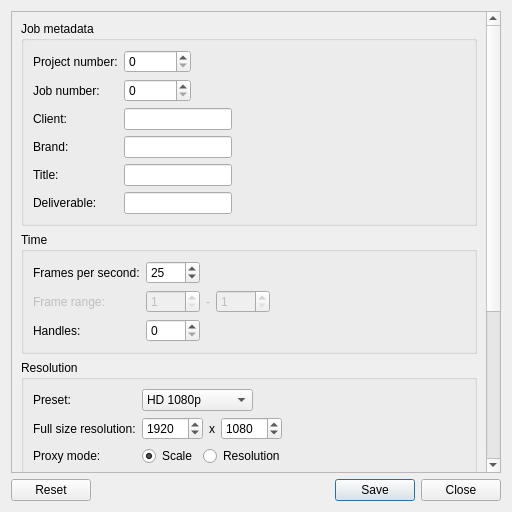
Qt form core/tools/icAdmin/job_settings_ui.ui (mjbonnington/icarus-gps) before a commit.
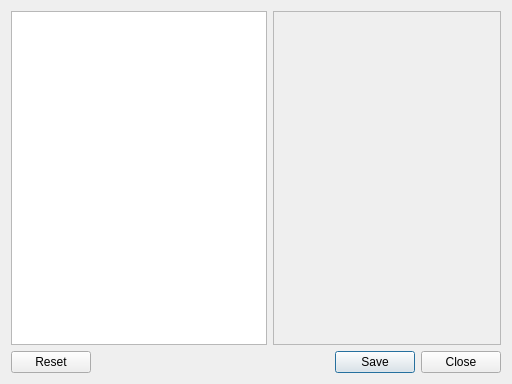
The same form after that commit.

Commit message: WIP: dynamic job settings dialog and XML-based job data

The edit to the form file:
```diff
--- a/core/tools/icAdmin/job_settings_ui.ui
+++ b/core/tools/icAdmin/job_settings_ui.ui
@@ -7,7 +7,7 @@
     <x>0</x>
     <y>0</y>
     <width>512</width>
-    <height>512</height>
+    <height>384</height>
    </rect>
   </property>
   <property name="windowTitle">
@@ -15,545 +15,61 @@
   </property>
   <layout class="QVBoxLayout" name="verticalLayout">
    <item>
-    <widget class="QScrollArea" name="jobProperties_scrollArea">
-     <property name="enabled">
-      <bool>true</bool>
-     </property>
-     <property name="sizePolicy">
-      <sizepolicy hsizetype="Expanding" vsizetype="Expanding">
-       <horstretch>0</horstretch>
-       <verstretch>0</verstretch>
-      </sizepolicy>
-     </property>
-     <property name="styleSheet">
-      <string notr="true"/>
-     </property>
-     <property name="widgetResizable">
-      <bool>true</bool>
-     </property>
-     <property name="alignment">
-      <set>Qt::AlignLeading|Qt::AlignLeft|Qt::AlignTop</set>
-     </property>
-     <property name="noBackground" stdset="0">
-      <bool>true</bool>
-     </property>
-     <widget class="QWidget" name="jobProperties_scrollAreaWidgetContents">
-      <property name="geometry">
-       <rect>
-        <x>0</x>
-        <y>-61</y>
-        <width>471</width>
-        <height>763</height>
-       </rect>
-      </property>
-      <layout class="QVBoxLayout" name="verticalLayout_2">
-       <item>
-        <widget class="QGroupBox" name="job_groupBox">
-         <property name="sizePolicy">
-          <sizepolicy hsizetype="Preferred" vsizetype="Maximum">
-           <horstretch>0</horstretch>
-           <verstretch>0</verstretch>
-          </sizepolicy>
+    <layout class="QHBoxLayout" name="horizontalLayout">
+     <item>
+      <widget class="QListWidget" name="categories_listWidget">
+       <property name="sizePolicy">
+        <sizepolicy hsizetype="Maximum" vsizetype="Expanding">
+         <horstretch>0</horstretch>
+         <verstretch>0</verstretch>
+        </sizepolicy>
+       </property>
+      </widget>
+     </item>
+     <item>
+      <widget class="QScrollArea" name="settings_scrollArea">
+       <property name="enabled">
+        <bool>true</bool>
+       </property>
+       <property name="sizePolicy">
+        <sizepolicy hsizetype="Expanding" vsizetype="Expanding">
+         <horstretch>0</horstretch>
+         <verstretch>0</verstretch>
+        </sizepolicy>
+       </property>
+       <property name="styleSheet">
+        <string notr="true"/>
+       </property>
+       <property name="widgetResizable">
+        <bool>true</bool>
+       </property>
+       <property name="alignment">
+        <set>Qt::AlignLeading|Qt::AlignLeft|Qt::AlignTop</set>
+       </property>
+       <property name="noBackground" stdset="0">
+        <bool>true</bool>
+       </property>
+       <widget class="QWidget" name="settings_scrollAreaWidgetContents">
+        <property name="geometry">
+         <rect>
+          <x>0</x>
+          <y>0</y>
+          <width>286</width>
+          <height>316</height>
+         </rect>
+        </property>
+        <layout class="QVBoxLayout" name="verticalLayout_2">
+         <property name="margin">
+          <number>0</number>
          </property>
-         <property name="title">
-          <string>Job metadata</string>
-         </property>
-         <layout class="QFormLayout" name="formLayout">
-          <property name="fieldGrowthPolicy">
-           <enum>QFormLayout::FieldsStayAtSizeHint</enum>
-          </property>
-          <item row="0" column="0">
-           <widget class="QLabel" name="projNum_label">
-            <property name="text">
-             <string>Project number:</string>
-            </property>
-           </widget>
-          </item>
-          <item row="0" column="1">
-           <widget class="QSpinBox" name="projNum_spinBox">
-            <property name="sizePolicy">
-             <sizepolicy hsizetype="Expanding" vsizetype="Fixed">
-              <horstretch>0</horstretch>
-              <verstretch>0</verstretch>
-             </sizepolicy>
-            </property>
-            <property name="minimum">
-             <number>0</number>
-            </property>
-            <property name="maximum">
-             <number>999999</number>
-            </property>
-            <property name="value">
-             <number>0</number>
-            </property>
-           </widget>
-          </item>
-          <item row="1" column="0">
-           <widget class="QLabel" name="jobNum_label">
-            <property name="text">
-             <string>Job number:</string>
-            </property>
-           </widget>
-          </item>
-          <item row="1" column="1">
-           <widget class="QSpinBox" name="jobNum_spinBox">
-            <property name="sizePolicy">
-             <sizepolicy hsizetype="Expanding" vsizetype="Fixed">
-              <horstretch>0</horstretch>
-              <verstretch>0</verstretch>
-             </sizepolicy>
-            </property>
-            <property name="minimum">
-             <number>0</number>
-            </property>
-            <property name="maximum">
-             <number>9999999</number>
-            </property>
-            <property name="value">
-             <number>0</number>
-            </property>
-           </widget>
-          </item>
-          <item row="2" column="1">
-           <widget class="QLineEdit" name="client_lineEdit"/>
-          </item>
-          <item row="3" column="0">
-           <widget class="QLabel" name="brand_label">
-            <property name="text">
-             <string>Brand:</string>
-            </property>
-           </widget>
-          </item>
-          <item row="3" column="1">
-           <widget class="QLineEdit" name="brand_lineEdit"/>
-          </item>
-          <item row="4" column="0">
-           <widget class="QLabel" name="title_label">
-            <property name="text">
-             <string>Title:</string>
-            </property>
-           </widget>
-          </item>
-          <item row="5" column="0">
-           <widget class="QLabel" name="deliverable_label">
-            <property name="text">
-             <string>Deliverable:</string>
-            </property>
-           </widget>
-          </item>
-          <item row="2" column="0">
-           <widget class="QLabel" name="client_label">
-            <property name="text">
-             <string>Client:</string>
-            </property>
-           </widget>
-          </item>
-          <item row="4" column="1">
-           <widget class="QLineEdit" name="title_lineEdit"/>
-          </item>
-          <item row="5" column="1">
-           <widget class="QLineEdit" name="deliverable_lineEdit"/>
-          </item>
-         </layout>
-        </widget>
-       </item>
-       <item>
-        <widget class="QGroupBox" name="time_groupBox">
-         <property name="sizePolicy">
-          <sizepolicy hsizetype="Preferred" vsizetype="Maximum">
-           <horstretch>0</horstretch>
-           <verstretch>0</verstretch>
-          </sizepolicy>
-         </property>
-         <property name="title">
-          <string>Time</string>
-         </property>
-         <layout class="QFormLayout" name="formLayout_4">
-          <property name="fieldGrowthPolicy">
-           <enum>QFormLayout::ExpandingFieldsGrow</enum>
-          </property>
-          <item row="0" column="0">
-           <widget class="QLabel" name="fps_label">
-            <property name="text">
-             <string>Frames per second:</string>
-            </property>
-           </widget>
-          </item>
-          <item row="0" column="1">
-           <widget class="QSpinBox" name="fps_spinBox">
-            <property name="minimum">
-             <number>1</number>
-            </property>
-            <property name="maximum">
-             <number>9999</number>
-            </property>
-            <property name="value">
-             <number>25</number>
-            </property>
-           </widget>
-          </item>
-          <item row="1" column="0">
-           <widget class="QLabel" name="range_label">
-            <property name="enabled">
-             <bool>false</bool>
-            </property>
-            <property name="text">
-             <string>Frame range:</string>
-            </property>
-           </widget>
-          </item>
-          <item row="1" column="1">
-           <layout class="QHBoxLayout" name="range_horizontalLayout">
-            <item>
-             <widget class="QSpinBox" name="rangeStart_spinBox">
-              <property name="enabled">
-               <bool>false</bool>
-              </property>
-              <property name="minimum">
-               <number>1</number>
-              </property>
-              <property name="maximum">
-               <number>9999</number>
-              </property>
-              <property name="value">
-               <number>1</number>
-              </property>
-             </widget>
-            </item>
-            <item>
-             <widget class="QLabel" name="rangeSep_label">
-              <property name="enabled">
-               <bool>false</bool>
-              </property>
-              <property name="sizePolicy">
-               <sizepolicy hsizetype="Maximum" vsizetype="Preferred">
-                <horstretch>0</horstretch>
-                <verstretch>0</verstretch>
-               </sizepolicy>
-              </property>
-              <property name="text">
-               <string>-</string>
-              </property>
-             </widget>
-            </item>
-            <item>
-             <widget class="QSpinBox" name="rangeEnd_spinBox">
-              <property name="enabled">
-               <bool>false</bool>
-              </property>
-              <property name="minimum">
-               <number>1</number>
-              </property>
-              <property name="maximum">
-               <number>9999</number>
-              </property>
-              <property name="value">
-               <number>1</number>
-              </property>
-             </widget>
-            </item>
-           </layout>
-          </item>
-          <item row="2" column="0">
-           <widget class="QLabel" name="handles_label">
-            <property name="text">
-             <string>Handles:</string>
-            </property>
-           </widget>
-          </item>
-          <item row="2" column="1">
-           <widget class="QSpinBox" name="handles_spinBox">
-            <property name="maximum">
-             <number>9999</number>
-            </property>
-            <property name="value">
-             <number>0</number>
-            </property>
-           </widget>
-          </item>
-         </layout>
-        </widget>
-       </item>
-       <item>
-        <widget class="QGroupBox" name="res_groupBox">
-         <property name="sizePolicy">
-          <sizepolicy hsizetype="Preferred" vsizetype="Maximum">
-           <horstretch>0</horstretch>
-           <verstretch>0</verstretch>
-          </sizepolicy>
-         </property>
-         <property name="title">
-          <string>Resolution</string>
-         </property>
-         <layout class="QFormLayout" name="formLayout_6">
-          <property name="fieldGrowthPolicy">
-           <enum>QFormLayout::ExpandingFieldsGrow</enum>
-          </property>
-          <item row="1" column="0">
-           <widget class="QLabel" name="resPreset_label">
-            <property name="text">
-             <string>Preset:</string>
-            </property>
-           </widget>
-          </item>
-          <item row="1" column="1">
-           <widget class="QComboBox" name="resPreset_comboBox">
-            <item>
-             <property name="text">
-              <string>HD 1080p</string>
-             </property>
-            </item>
-            <item>
-             <property name="text">
-              <string>HD 720p</string>
-             </property>
-            </item>
-            <item>
-             <property name="text">
-              <string>PAL 576p 16:9</string>
-             </property>
-            </item>
-            <item>
-             <property name="text">
-              <string>PAL 576p 4:3</string>
-             </property>
-            </item>
-           </widget>
-          </item>
-          <item row="2" column="0">
-           <widget class="QLabel" name="res_label">
-            <property name="text">
-             <string>Full size resolution:</string>
-            </property>
-           </widget>
-          </item>
-          <item row="2" column="1">
-           <layout class="QHBoxLayout" name="res_horizontalLayout">
-            <item>
-             <widget class="QSpinBox" name="resX_spinBox">
-              <property name="minimum">
-               <number>1</number>
-              </property>
-              <property name="maximum">
-               <number>99999</number>
-              </property>
-              <property name="value">
-               <number>1920</number>
-              </property>
-             </widget>
-            </item>
-            <item>
-             <widget class="QLabel" name="resSep_label">
-              <property name="sizePolicy">
-               <sizepolicy hsizetype="Maximum" vsizetype="Preferred">
-                <horstretch>0</horstretch>
-                <verstretch>0</verstretch>
-               </sizepolicy>
-              </property>
-              <property name="text">
-               <string>x</string>
-              </property>
-             </widget>
-            </item>
-            <item>
-             <widget class="QSpinBox" name="resY_spinBox">
-              <property name="minimum">
-               <number>1</number>
-              </property>
-              <property name="maximum">
-               <number>99999</number>
-              </property>
-              <property name="value">
-               <number>1080</number>
-              </property>
-             </widget>
-            </item>
-           </layout>
-          </item>
-          <item row="3" column="0">
-           <widget class="QLabel" name="proxyMode_label">
-            <property name="text">
-             <string>Proxy mode:</string>
-            </property>
-           </widget>
-          </item>
-          <item row="3" column="1">
-           <layout class="QHBoxLayout" name="proxyMode_horizontalLayout">
-            <item>
-             <widget class="QRadioButton" name="scale_radioButton">
-              <property name="text">
-               <string>Scale</string>
-              </property>
-              <property name="checked">
-               <bool>true</bool>
-              </property>
-             </widget>
-            </item>
-            <item>
-             <widget class="QRadioButton" name="res_radioButton">
-              <property name="text">
-               <string>Resolution</string>
-              </property>
-             </widget>
-            </item>
-           </layout>
-          </item>
-          <item row="4" column="0">
-           <widget class="QLabel" name="proxyScale_label">
-            <property name="text">
-             <string>Proxy scale:</string>
-            </property>
-           </widget>
-          </item>
-          <item row="4" column="1">
-           <layout class="QHBoxLayout" name="proxyScale_horizontalLayout">
-            <item>
-             <widget class="QDoubleSpinBox" name="proxyScale_doubleSpinBox">
-              <property name="maximum">
-               <double>1.000000000000000</double>
-              </property>
-              <property name="singleStep">
-               <double>0.010000000000000</double>
-              </property>
-              <property name="value">
-               <double>0.500000000000000</double>
-              </property>
-             </widget>
-            </item>
-           </layout>
-          </item>
-          <item row="5" column="0">
-           <widget class="QLabel" name="proxyRes_label">
-            <property name="text">
-             <string>Proxy resolution:</string>
-            </property>
-           </widget>
-          </item>
-          <item row="5" column="1">
-           <layout class="QHBoxLayout" name="proxyRes_horizontalLayout">
-            <item>
-             <widget class="QSpinBox" name="proxyResX_spinBox">
-              <property name="minimum">
-               <number>1</number>
-              </property>
-              <property name="maximum">
-               <number>99999</number>
-              </property>
-              <property name="value">
-               <number>960</number>
-              </property>
-             </widget>
-            </item>
-            <item>
-             <widget class="QLabel" name="proxyResSep_label">
-              <property name="sizePolicy">
-               <sizepolicy hsizetype="Maximum" vsizetype="Preferred">
-                <horstretch>0</horstretch>
-                <verstretch>0</verstretch>
-               </sizepolicy>
-              </property>
-              <property name="text">
-               <string>x</string>
-              </property>
-             </widget>
-            </item>
-            <item>
-             <widget class="QSpinBox" name="proxyResY_spinBox">
-              <property name="minimum">
-               <number>1</number>
-              </property>
-              <property name="maximum">
-               <number>99999</number>
-              </property>
-              <property name="value">
-               <number>540</number>
-              </property>
-             </widget>
-            </item>
-           </layout>
-          </item>
-          <item row="6" column="1">
-           <widget class="QCheckBox" name="preserveAR_checkBox">
-            <property name="text">
-             <string>Preserve aspect ratio</string>
-            </property>
-            <property name="checked">
-             <bool>true</bool>
-            </property>
-           </widget>
-          </item>
-         </layout>
-        </widget>
-       </item>
-       <item>
-        <widget class="QGroupBox" name="apps_groupBox">
-         <property name="sizePolicy">
-          <sizepolicy hsizetype="Preferred" vsizetype="Maximum">
-           <horstretch>0</horstretch>
-           <verstretch>0</verstretch>
-          </sizepolicy>
-         </property>
-         <property name="title">
-          <string>Preferred application versions</string>
-         </property>
-         <layout class="QFormLayout" name="apps_formLayout">
-          <property name="fieldGrowthPolicy">
-           <enum>QFormLayout::ExpandingFieldsGrow</enum>
-          </property>
-          <item row="0" column="1">
-           <widget class="QPushButton" name="appPaths_pushButton">
-            <property name="text">
-             <string>Edit Versions...</string>
-            </property>
-           </widget>
-          </item>
-         </layout>
-        </widget>
-       </item>
-       <item>
-        <widget class="QGroupBox" name="other_groupBox">
-         <property name="sizePolicy">
-          <sizepolicy hsizetype="Preferred" vsizetype="Maximum">
-           <horstretch>0</horstretch>
-           <verstretch>0</verstretch>
-          </sizepolicy>
-         </property>
-         <property name="title">
-          <string>Other settings</string>
-         </property>
-         <layout class="QFormLayout" name="formLayout_7">
-          <property name="fieldGrowthPolicy">
-           <enum>QFormLayout::ExpandingFieldsGrow</enum>
-          </property>
-          <item row="0" column="0">
-           <widget class="QLabel" name="board_label">
-            <property name="text">
-             <string>Production board URL:</string>
-            </property>
-           </widget>
-          </item>
-          <item row="0" column="1">
-           <widget class="QLineEdit" name="board_lineEdit"/>
-          </item>
-         </layout>
-        </widget>
-       </item>
-       <item>
-        <spacer name="verticalSpacer_4">
-         <property name="orientation">
-          <enum>Qt::Vertical</enum>
-         </property>
-         <property name="sizeHint" stdset="0">
-          <size>
-           <width>20</width>
-           <height>40</height>
-          </size>
-         </property>
-        </spacer>
-       </item>
-      </layout>
-     </widget>
-    </widget>
+         <item>
+          <widget class="QFrame" name="settings_frame"/>
+         </item>
+        </layout>
+       </widget>
+      </widget>
+     </item>
+    </layout>
    </item>
    <item>
     <widget class="QDialogButtonBox" name="jobSettings_buttonBox">
```
Left out of the diff: 5 changed lines with no effect on the pictures. The commit also changes 16 other files.
